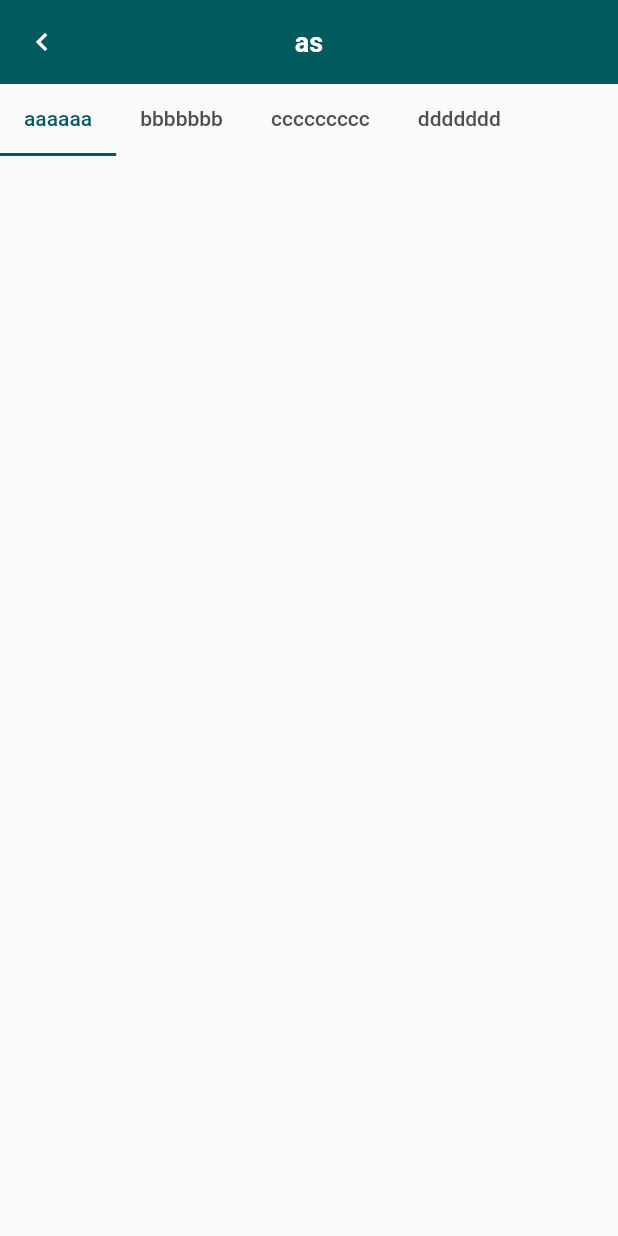
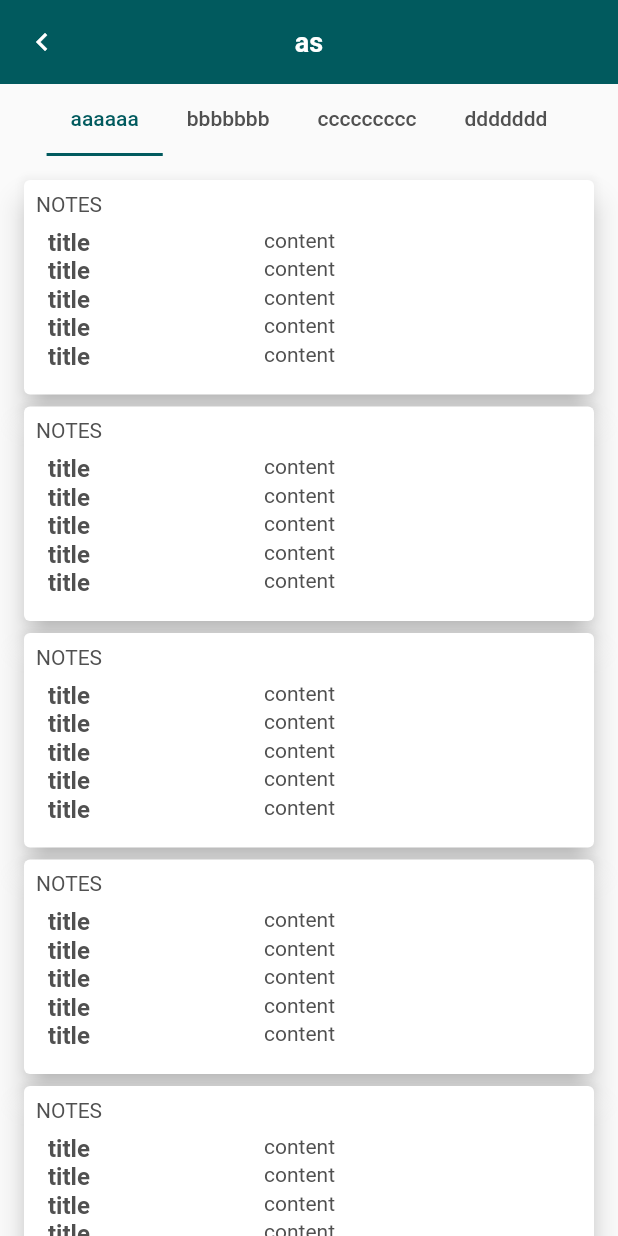
Before and after one commit to hieunguyenthitrung/FieldService, a Flutter app: the BookingDetailScreen screen opened by its route, on a phone screen of 412 x 824 dp. Run offline on Flutter 3.47's test engine with Material 2 defaults, Android fonts, the light colour scheme and no system bars; our stand-ins replace animated_text_kit, bloc, cached_network_image, flutter_bloc, flutter_keyboard_visibility, flutter_spinkit and 5 more; missing offline and left inert: connectivity_for_web, dio_base_api, flutter_keyboard_visibility_web, geolocator_web.

Commit message:
booking detail dummy data

```diff
--- a/lib/screens/booking_detail/booking_detail_screen.dart
+++ b/lib/screens/booking_detail/booking_detail_screen.dart
@@ -1,5 +1,8 @@
+import 'package:field_services/constants/app_constants.dart';
 import 'package:field_services/resources/app_colors.dart';
 import 'package:field_services/widgets/app_bar/app_bar_middle_text.dart';
+import 'package:field_services/widgets/di_card.dart';
+import 'package:field_services/widgets/items/one_line_data_item.dart';
 import 'package:flutter/material.dart';
 
 class BookingDetailScreen extends StatefulWidget {
@@ -31,6 +34,9 @@
     return Column(
       children: [
         _buildTabBar(),
+        Expanded(
+          child: _buildTabContent(),
+        ),
       ],
     );
   }
@@ -58,4 +64,31 @@
       ],
     );
   }
+
+  Widget _buildTabContent() {
+    final items = List.generate(
+      5,
+      (index) => DiCard(
+        title: 'Notes',
+        child: Column(
+          children: List.generate(
+            5,
+            (index) => OneLineDataItem(
+              title: 'title',
+              content: 'content',
+              padding: EdgeInsets.zero,
+            ),
+          ),
+        ),
+      ),
+    );
+    return ListView.separated(
+      padding: const EdgeInsets.all(AppConstants.defaultPadding),
+      itemCount: items.length,
+      itemBuilder: ((context, index) => items[index]),
+      separatorBuilder: (_, __) => const SizedBox(
+        height: AppConstants.defaultPadding / 2,
+      ),
+    );
+  }
 }
--- /dev/null
+++ b/lib/widgets/di_card.dart
@@ -0,0 +1,41 @@
+import 'package:field_services/constants/app_constants.dart';
+import 'package:flutter/material.dart';
+
+class DiCard extends StatelessWidget {
+  final Widget child;
+  final String title;
+  const DiCard({
+    Key? key,
+    required this.child,
+    this.title = '',
+  }) : super(key: key);
+
+  @override
+  Widget build(BuildContext context) {
+    return Card(
+      margin: EdgeInsets.zero,
+      elevation: 8,
+      color: Colors.white,
+      child: Padding(
+        padding: const EdgeInsets.all(
+          AppConstants.defaultPadding / 2,
+        ),
+        child: Column(
+          mainAxisSize: MainAxisSize.min,
+          crossAxisAlignment: CrossAxisAlignment.start,
+          children: [
+            if (title.isNotEmpty) ...[
+              Text(title.toUpperCase()),
+            ],
+            Padding(
+              padding: const EdgeInsets.all(
+                AppConstants.defaultPadding / 2,
+              ),
+              child: child,
+            ),
+          ],
+        ),
+      ),
+    );
+  }
+}
--- /dev/null
+++ b/lib/widgets/items/one_line_data_item.dart
@@ -0,0 +1,127 @@
+import 'package:flutter/material.dart';
+
+import 'package:field_services/constants/app_constants.dart';
+import 'package:field_services/resources/app_colors.dart';
+import 'package:field_services/resources/app_theme.dart';
+
+class OneLineDataItem extends StatelessWidget {
+  final String title;
+  final String content;
+  final String actionText;
+  final Function()? onActionPressed;
+  final Function()? onContentPressed;
+  final EdgeInsets? padding;
+  final Widget? suffixWidget;
+
+  const OneLineDataItem({
+    Key? key,
+    required this.title,
+    required this.content,
+    this.actionText = '',
+    this.onActionPressed,
+    this.onContentPressed,
+    this.padding,
+    this.suffixWidget,
+  }) : super(key: key);
+
+  @override
+  Widget build(BuildContext context) {
+    return _buildBody();
+  }
+
+  Widget _buildBody() {
+    return Container(
+      padding: padding ??
+          const EdgeInsets.symmetric(
+            vertical: AppConstants.defaultPadding / 2,
+          ),
+      child: Row(
+        crossAxisAlignment: CrossAxisAlignment.start,
+        children: [
+          Expanded(
+            flex: 4,
+            child: _buildTitleText(
+              title: title,
+            ),
+          ),
+          const SizedBox(width: AppConstants.defaultPadding / 2),
+          Expanded(
+            flex: 6,
+            child: _buildContentSection(),
+          ),
+        ],
+      ),
+    );
+  }
+
+  Widget _buildContentSection() {
+    return Row(
+      children: [
+        Expanded(
+          child: _buildContentText(
+            content: content,
+            onContentPressed: onContentPressed,
+          ),
+        ),
+        if (actionText.isNotEmpty) ...[
+          const SizedBox(width: AppConstants.defaultPadding / 2),
+          _buildActionText(
+            actionTitle: actionText,
+            onActionPressed: onActionPressed,
+          ),
+        ],
+        if (suffixWidget != null) ...[
+          const SizedBox(width: AppConstants.defaultPadding / 2),
+          suffixWidget!,
+        ]
+      ],
+    );
+  }
+
+  Widget _buildTitleText({
+    required String title,
+  }) {
+    return Text(
+      title,
+      style: AppTheme.titleTextStyle,
+    );
+  }
+
+  Widget _buildContentText({
+    required String content,
+    Function()? onContentPressed,
+  }) {
+    if (onContentPressed != null) {
+      return GestureDetector(
+        onTap: onContentPressed,
+        child: Text(
+          content.isNotEmpty ? content : '-',
+          style: AppTheme.bodyTextStyle.copyWith(
+            color: AppColors.accentColor,
+            decorationColor: AppColors.accentColor,
+            decoration: TextDecoration.underline,
+          ),
+        ),
+      );
+    }
+    return Text(
+      content.isNotEmpty ? content : '-',
+      style: AppTheme.bodyTextStyle,
+    );
+  }
+
+  Widget _buildActionText({
+    required String actionTitle,
+    Function()? onActionPressed,
+  }) {
+    return GestureDetector(
+      onTap: onActionPressed,
+      child: Text(
+        actionTitle,
+        style: AppTheme.bodyTextStyle.copyWith(
+          color: AppColors.accentColor,
+        ),
+      ),
+    );
+  }
+}
```
